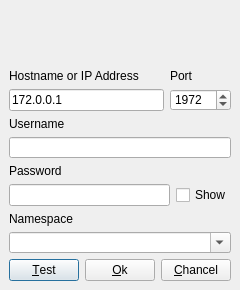
The window that QtCacheUi/cacheconnectiondialog.ui (entwickler42/QtCache) describes before a commit, drawn with Qt 5.
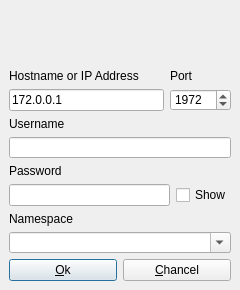
The same window after the commit. Icons and pictures are not drawn.

Patch:
```diff
--- a/QtCacheUi/cacheconnectiondialog.ui
+++ b/QtCacheUi/cacheconnectiondialog.ui
@@ -213,13 +213,6 @@
       </item>
       <item>
        <layout class="QHBoxLayout" name="horizontalLayout_3">
-        <item>
-         <widget class="QPushButton" name="test">
-          <property name="text">
-           <string>&amp;Test</string>
-          </property>
-         </widget>
-        </item>
         <item>
          <widget class="QPushButton" name="ok">
           <property name="text">
```
